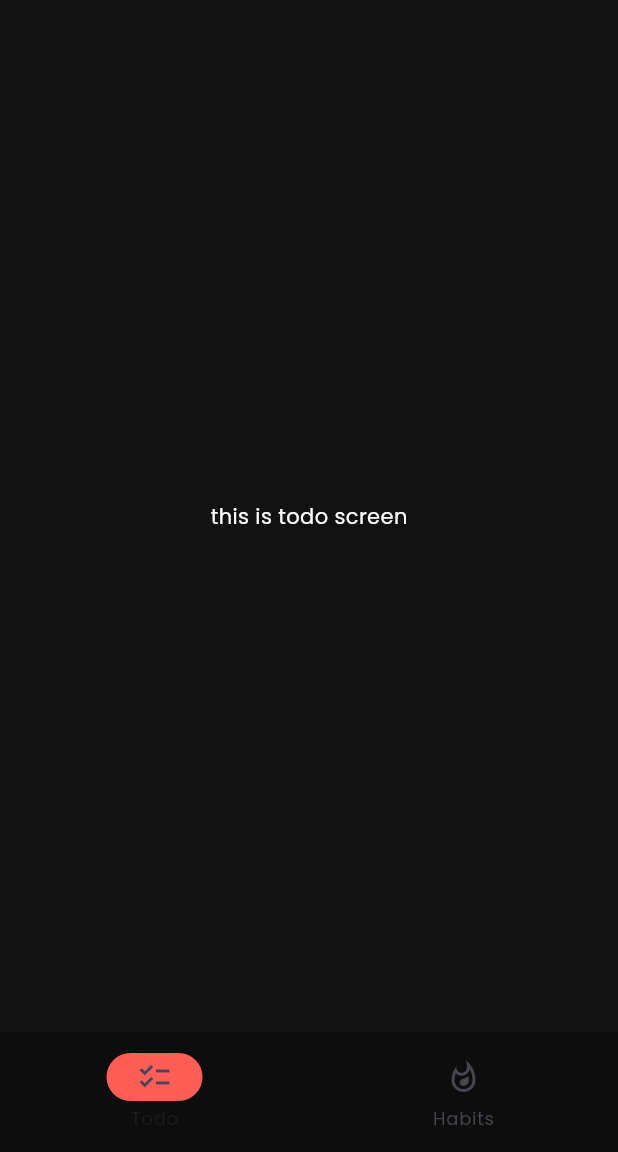
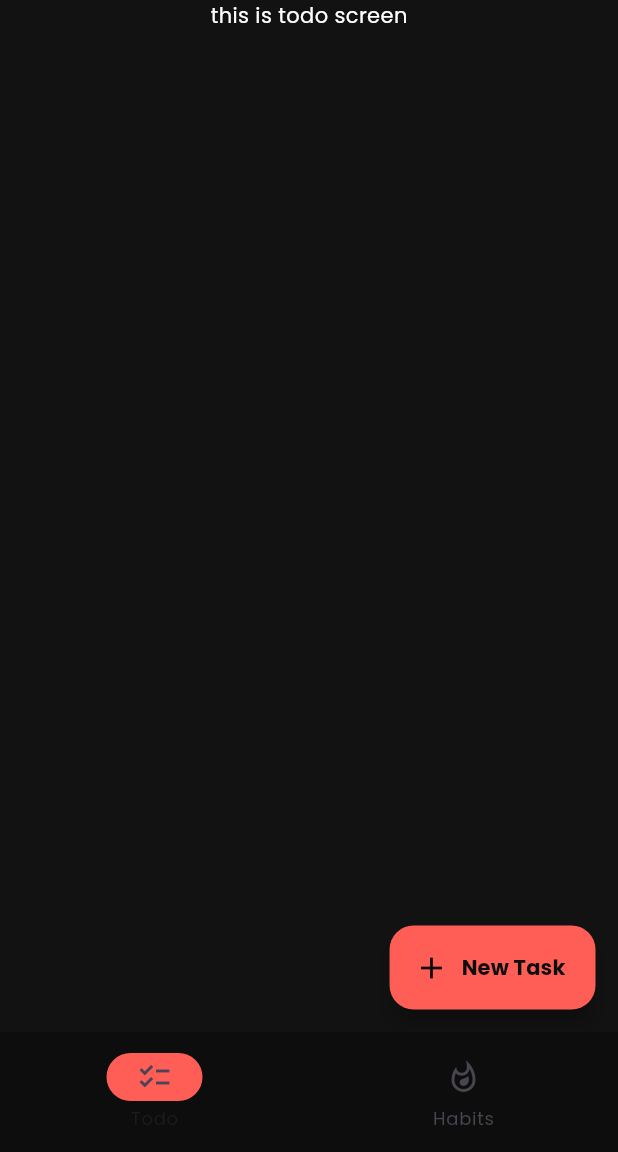
Before and after one commit to saiusesgithub/DailyDone, a Flutter app: the screen it shows after launch, on a phone screen of 412 x 824 dp, the part 84-1236 px from its top. Run offline on Flutter 3.47's test engine with Material 3 defaults, Android fonts, the phone set to English and light mode, and no system bars; our stand-ins replace font_awesome_flutter.

Commit message:
Add Addingtask screen and update navigation; refine AboutPage links, Add floating button in todo page

```diff
--- a/lib/main.dart
+++ b/lib/main.dart
@@ -1,4 +1,5 @@
 import 'package:daily_done/screens/about.dart';
+import 'package:daily_done/screens/addingtask.dart';
 import 'package:daily_done/screens/home_screen.dart';
 import 'package:daily_done/screens/settings.dart';
 import 'package:flutter/material.dart';
--- a/lib/screens/about.dart
+++ b/lib/screens/about.dart
@@ -97,7 +97,7 @@ class _AboutPageState extends State<AboutPage> {
 
               IconButton(
                 onPressed: () =>
-                    _launchURL("https://linkedin.com/saisrujanpunati"),
+                    _launchURL("https://linkedin.com/in/saisrujanpunati/"),
                 icon: FaIcon(
                   FontAwesomeIcons.linkedin,
                   color: Color.fromRGBO(255, 94, 87, 1.0),
@@ -105,7 +105,8 @@ class _AboutPageState extends State<AboutPage> {
               ),
 
               IconButton(
-                onPressed: () {},
+                onPressed: () =>
+                    _launchURL("https://instagram.com/__saisrujan__"),
                 icon: FaIcon(
                   FontAwesomeIcons.instagram,
                   color: Color.fromRGBO(255, 94, 87, 1.0),
--- a/lib/screens/todo_screen.dart
+++ b/lib/screens/todo_screen.dart
@@ -1,5 +1,4 @@
 import 'package:flutter/material.dart';
-
 
 class TodoScreen extends StatefulWidget {
   const TodoScreen({super.key});
@@ -11,6 +10,27 @@ class TodoScreen extends StatefulWidget {
 class _TodoScreenState extends State<TodoScreen> {
   @override
   Widget build(BuildContext context) {
-    return Center(child: Text('this is todo screen',style: TextStyle(color: Colors.white),),);
+    return Column(
+      mainAxisAlignment: MainAxisAlignment.spaceBetween,
+        children: [
+
+          Text('this is todo screen', style: TextStyle(color: Colors.white)),
+
+          Container(
+            padding: EdgeInsets.all(15),
+            alignment: Alignment.bottomRight,
+            child: FloatingActionButton.extended(
+              onPressed: () {},
+              label: Text(
+                "New Task",
+                style: TextStyle(fontWeight: FontWeight.bold),
+              ),
+              icon: Icon(Icons.add),
+              backgroundColor: Color.fromRGBO(255, 94, 87, 1.0),
+              foregroundColor: Color.fromRGBO(13, 13, 13, 1.0),
+            ),
+          ),
+        ],
+      );
   }
 }
```
Also changed, not shown: lib/screens/addingtask.dart (added, +117 -0 lines), lib/screens/habits_screen.dart (+4 -3 lines).
